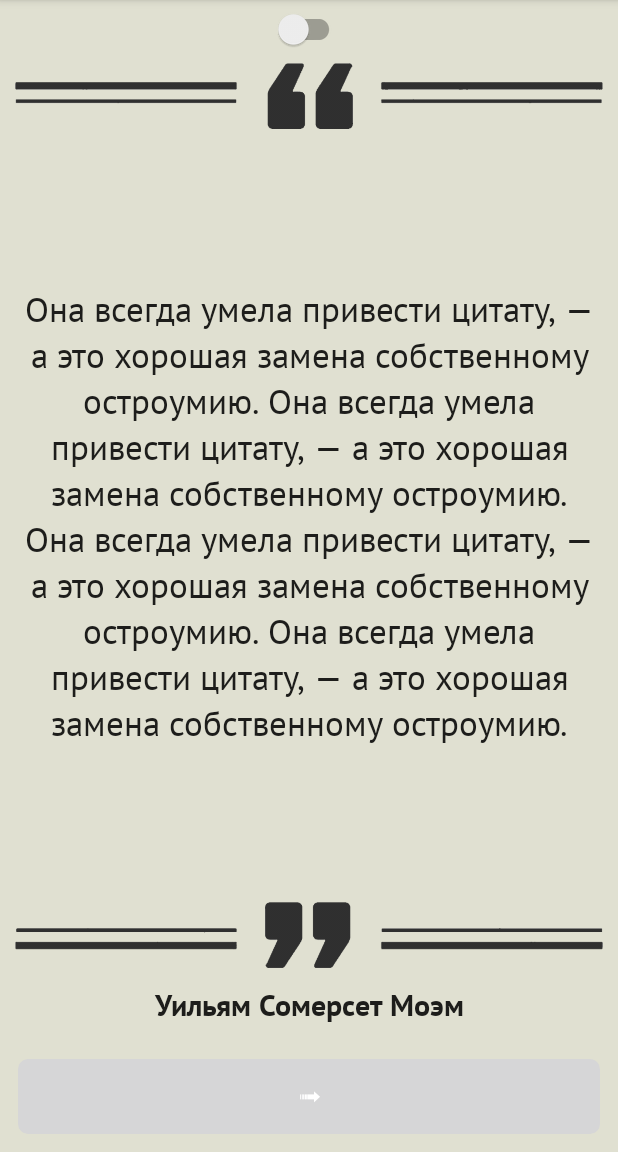
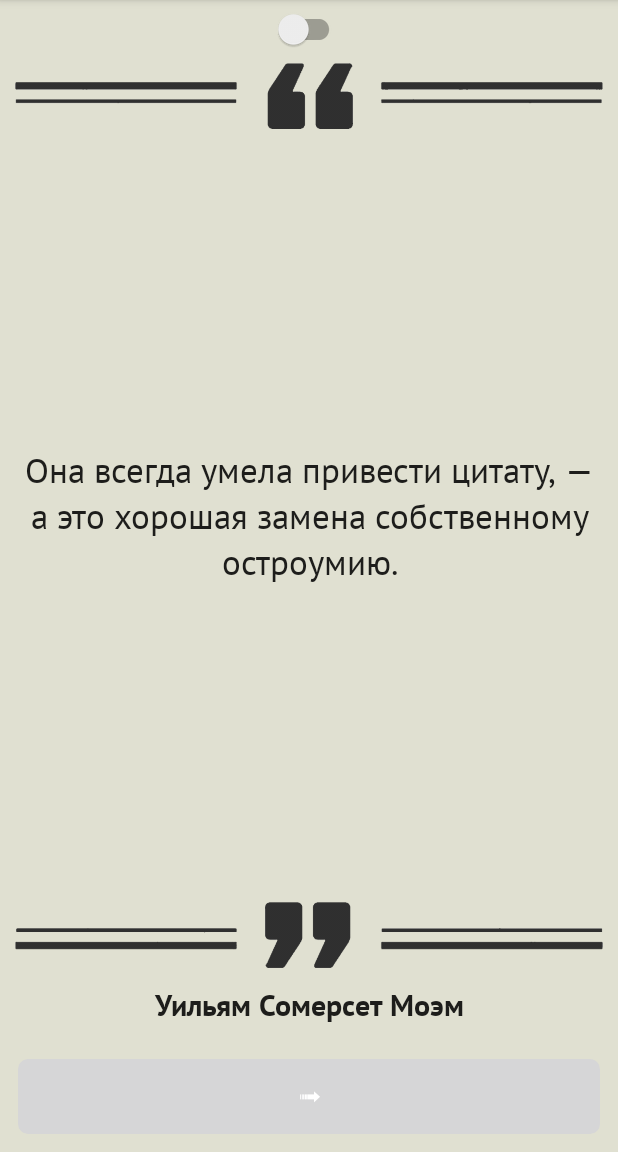
Before and after one commit to oZBo/Wquote, an Android app: the screen it shows after launch (MainActivity), on a phone screen of 412 x 824 dp, the part 84-1236 px from its top. Run offline under Robolectric (Android 15) with nearby library versions, the phone set to English and light mode, and no system bars; libraries missing offline, so code that uses them is left out: belka.us.androidtoggleswitch, com.crashlytics.android, io.fabric.sdk; plain views replace ToggleSwitch; 3 statements that could not run were skipped.

Commit message:
color style minor changes

```diff
--- a/app/src/main/java/com/braincollaboration/wquote/activity/AboutActivity.java
+++ b/app/src/main/java/com/braincollaboration/wquote/activity/AboutActivity.java
@@ -17,7 +17,7 @@ public class AboutActivity extends Activity {
         AboutView view = AboutBuilder.with(this)
                 .setPhoto(R.drawable.profile_picture)
                 .setCover(R.drawable.about_cover)
-                .setBackgroundColor(R.color.accent_material_light)
+                .setBackgroundColor(R.color.about_background)
                 .setName("Brain Collaboration")
                 .setSubTitle("Android development")
                 .setBrief("Расширь свой кругозор!")
--- a/app/src/main/res/values/colors.xml
+++ b/app/src/main/res/values/colors.xml
@@ -1,8 +1,9 @@
 <?xml version="1.0" encoding="utf-8"?>
 <resources>
     <color name="primary_material_dark">#123256</color>
-    <color name="accent_material_light">#bbbbbb</color>
+    <color name="accent_material_light">#123256</color>
     <color name="primary_dark_material_dark">#333333</color>
+    <color name="about_background">#bbbbbb</color>
     <color name="app_icon_main_color">#E0E0D1</color>
 
     <item name="bg1" type="color">#9977B4</item>
--- a/app/src/main/res/values/strings.xml
+++ b/app/src/main/res/values/strings.xml
@@ -1,6 +1,6 @@
 <resources>
     <string name="app_name">Wquote</string>
-    <string name="default_quote">Она всегда умела привести цитату, — а это хорошая замена собственному остроумию. Она всегда умела привести цитату, — а это хорошая замена собственному остроумию. Она всегда умела привести цитату, — а это хорошая замена собственному остроумию. Она всегда умела привести цитату, — а это хорошая замена собственному остроумию. </string>
+    <string name="default_quote">Она всегда умела привести цитату, — а это хорошая замена собственному остроумию.</string>
     <string name="default_quote_author">Уильям Сомерсет Моэм</string>
     <string name="refresh_quote">refresh_quote</string>
     <string name="no_internet">нет подключения к сети</string>
```
